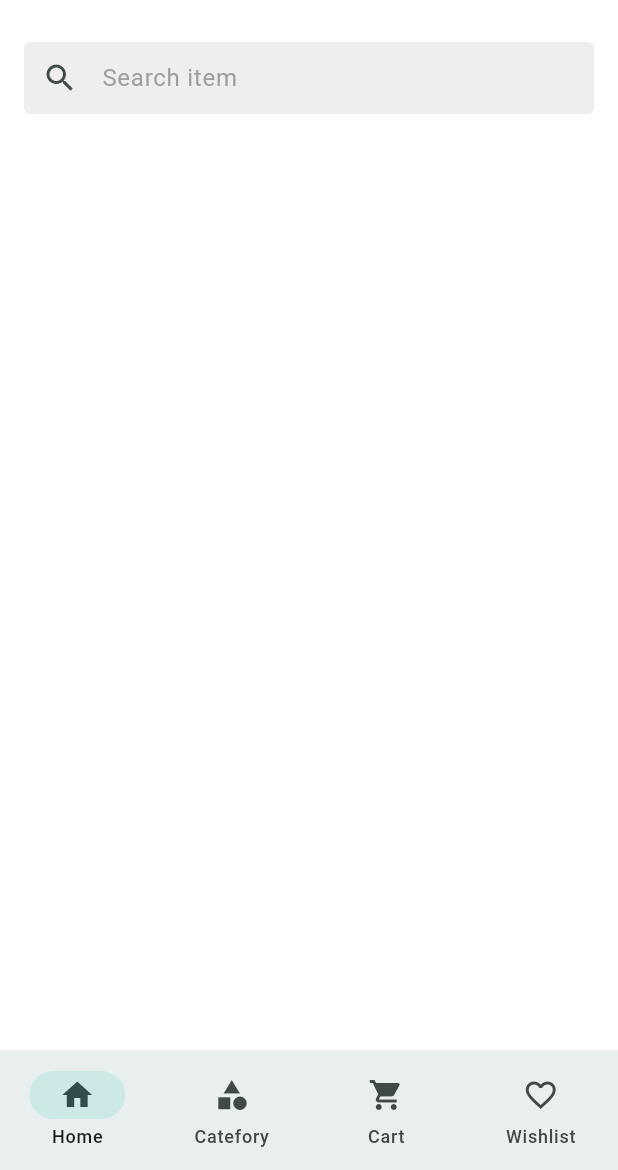
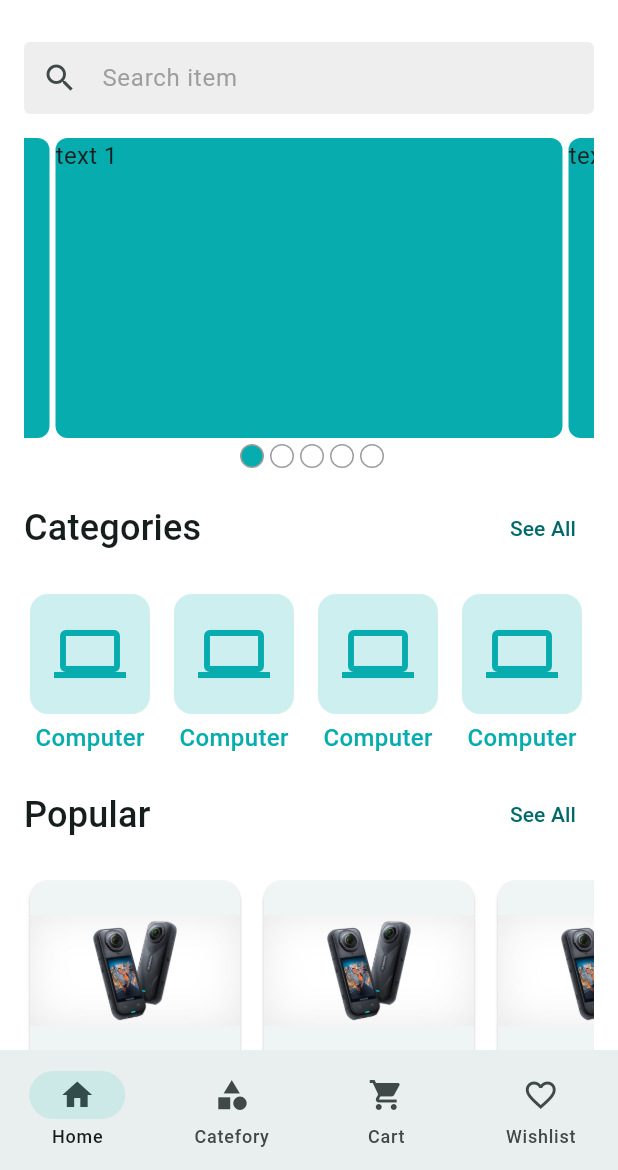
Before and after one commit to saem10/Ecommerce_App, a Flutter app: the screen it shows after launch, on a phone screen of 412 x 824 dp, the part 66-1236 px from its top. Run offline on Flutter 3.47's test engine with Material 3 defaults, Android fonts, the phone set to English and light mode, and no system bars; drawn by our look-alikes of carousel_slider; our stand-ins replace firebase_core, firebase_crashlytics, flutter_svg, get, pin_code_fields; accounts and stored records are empty.

Commit message:
Add home screen and category screen ui design

```diff
--- a/lib/app/app.dart
+++ b/lib/app/app.dart
@@ -1,8 +1,10 @@
 import 'package:e_commerce/app/app_colors.dart';
 import 'package:e_commerce/app/app_routes.dart';
+import 'package:e_commerce/app/controller_binder.dart';
 import 'package:flutter/material.dart';
 import 'package:flutter_localizations/flutter_localizations.dart';
 import '../l10n/app_localizations.dart';
+import 'package:get/get.dart';
 
 class CraftyBay extends StatefulWidget {
   const CraftyBay({super.key});
@@ -14,7 +16,7 @@ class CraftyBay extends StatefulWidget {
 class _CraftyBayState extends State<CraftyBay> {
   @override
   Widget build(BuildContext context) {
-    return MaterialApp(
+    return GetMaterialApp(
       initialRoute: '/',
       onGenerateRoute: AppRoutes.onGenerateRoute,
       theme: ThemeData(
@@ -73,6 +75,7 @@ class _CraftyBayState extends State<CraftyBay> {
         Locale('en'), // English
         Locale('bn'), // Bengali
       ],
+      initialBinding: ControllerBinder(),
     );
   }
 }
--- a/lib/app/assets_path.dart
+++ b/lib/app/assets_path.dart
@@ -2,4 +2,7 @@ class AssetsPath{
   static const String _imageBaseUrl = 'assets/images';
   static const String logoSvg = '$_imageBaseUrl/logo.svg';
   static const String logoNavSvg = '$_imageBaseUrl/logo_nav.svg';
+  static const String cameraPng = '$_imageBaseUrl/camera.png';
+  static const String dummy1Jpg = '$_imageBaseUrl/dummy1.jpg';
+  static const String dummy2Png = '$_imageBaseUrl/dummy2.png';
 }
--- /dev/null
+++ b/lib/app/controller_binder.dart
@@ -0,0 +1,9 @@
+import 'package:e_commerce/features/common/controllers/main_bottom_nav_bar_controller.dart';
+import 'package:get/get.dart';
+
+class ControllerBinder extends Bindings {
+  @override
+  void dependencies() {
+    Get.put(MainBottomNavBarController());
+  }
+}
--- /dev/null
+++ b/lib/features/categories/ui/screens/category_list_screen.dart
@@ -0,0 +1,46 @@
+import 'package:e_commerce/features/common/controllers/main_bottom_nav_bar_controller.dart';
+import 'package:e_commerce/features/common/ui/widget/category_item.dart';
+import 'package:flutter/material.dart';
+import 'package:get/get.dart';
+
+class CategoryListScreen extends StatefulWidget {
+  const CategoryListScreen({super.key});
+
+  static const String name = '/category-list-screen';
+
+  @override
+  State<CategoryListScreen> createState() => _CategoryListScreenState();
+}
+
+class _CategoryListScreenState extends State<CategoryListScreen> {
+  @override
+  Widget build(BuildContext context) {
+    return PopScope(
+      canPop: false,
+       onPopInvokedWithResult: (_, __ ){
+         Get.find<MainBottomNavBarController>().backToHome();
+       },
+      child: Scaffold(
+        appBar: AppBar(
+          leading: IconButton(
+            onPressed: () {
+              Get.find<MainBottomNavBarController>().backToHome();
+            },
+            icon: Icon(Icons.arrow_back_ios),
+          ),
+          title: const Text('Categories'),
+        ),
+        body: GridView.builder(
+          itemCount: 20,
+          gridDelegate: SliverGridDelegateWithFixedCrossAxisCount(
+            crossAxisCount: 4,
+            mainAxisSpacing: 16,
+          ),
+          itemBuilder: (context, index) {
+            return FittedBox(child: CategoryItem());
+          },
+        ),
+      ),
+    );
+  }
+}
--- /dev/null
+++ b/lib/features/common/controllers/main_bottom_nav_bar_controller.dart
@@ -0,0 +1,16 @@
+import 'package:get/get.dart';
+
+class MainBottomNavBarController extends GetxController{
+  int _selectedIndex = 0;
+  int get selectedIndex => _selectedIndex;
+  void changeIndex(int index){
+    _selectedIndex = index;
+    update();
+  }
+  void moveToCategory(){
+    changeIndex(1);
+  }
+  void backToHome(){
+    changeIndex(0);
+  }
+}
--- a/lib/features/common/ui/screens/main_bottom_nav_bar_screen.dart
+++ b/lib/features/common/ui/screens/main_bottom_nav_bar_screen.dart
@@ -1,5 +1,8 @@
+import 'package:e_commerce/features/categories/ui/screens/category_list_screen.dart';
+import 'package:e_commerce/features/common/controllers/main_bottom_nav_bar_controller.dart';
 import 'package:e_commerce/features/home/ui/screens/home_screen.dart';
 import 'package:flutter/material.dart';
+import 'package:get/get.dart';
 
 class MainBottomNavBarScreen extends StatefulWidget {
   const MainBottomNavBarScreen({super.key});
@@ -10,11 +13,10 @@ class MainBottomNavBarScreen extends StatefulWidget {
 }
 
 class _MainBottomNavBarScreenState extends State<MainBottomNavBarScreen> {
-  int _selectedIndex = 0;
 
   final List<Widget> _screens = [
     HomeScreen(),
-    HomeScreen(),
+    CategoryListScreen(),
     HomeScreen(),
     HomeScreen(),
   ];
@@ -22,13 +24,16 @@ class _MainBottomNavBarScreenState extends State<MainBottomNavBarScreen> {
   @override
   Widget build(BuildContext context) {
     return Scaffold(
-      body: _screens[_selectedIndex],
-      bottomNavigationBar: NavigationBar(
-        selectedIndex: _selectedIndex,
-        onDestinationSelected: (int index){
-          _selectedIndex = index;
-          setState(() {});
-        },
+      body: GetBuilder<MainBottomNavBarController>(
+        builder: (controller) {
+          return _screens[controller.selectedIndex];
+        }
+      ),
+      bottomNavigationBar: GetBuilder<MainBottomNavBarController>(
+        builder: (controller) {
+          return NavigationBar(
+            selectedIndex: controller.selectedIndex,
+            onDestinationSelected: controller.changeIndex,
             destinations: [
               NavigationDestination(icon: Icon(Icons.home), label: 'Home'),
               NavigationDestination(icon: Icon(Icons.category), label: 'Catefory'),
@@ -36,6 +41,8 @@ class _MainBottomNavBarScreenState extends State<MainBottomNavBarScreen> {
               NavigationDestination(icon: Icon(Icons.favorite_border),label: 'Wishlist',
               ),
             ],
+          );
+        }
       ),
     );
   }
--- /dev/null
+++ b/lib/features/common/ui/widget/category_item.dart
@@ -0,0 +1,31 @@
+import 'package:flutter/material.dart';
+import '../../../../app/app_colors.dart';
+
+class CategoryItem extends StatelessWidget {
+  const CategoryItem({
+    super.key,
+  });
+
+  @override
+  Widget build(BuildContext context) {
+    return Column(
+      children: [
+        Card(
+          color: AppColors.themColor.withOpacity(0.20),
+          elevation: 0,
+          child: Padding(
+            padding: const EdgeInsets.all(16.0),
+            child: const Icon(
+              Icons.computer, size: 48, color: AppColors.themColor,),
+          ),
+        ),
+        const Text('Computer',
+          style: TextStyle(
+              color: AppColors.themColor,
+              fontWeight: FontWeight.w500,
+              fontSize: 16),
+        )
+      ],
+    );
+  }
+}
--- a/lib/features/home/ui/screens/home_screen.dart
+++ b/lib/features/home/ui/screens/home_screen.dart
@@ -1,7 +1,13 @@
 import 'package:e_commerce/app/assets_path.dart';
+import 'package:e_commerce/features/common/controllers/main_bottom_nav_bar_controller.dart';
 import 'package:e_commerce/features/home/ui/widgets/app_bar_action_button.dart';
 import 'package:flutter/material.dart';
 import 'package:flutter_svg/flutter_svg.dart';
+import 'package:get/get.dart';
+import '../../../common/ui/widget/category_item.dart';
+import '../widgets/home_carousel_slider.dart';
+import '../widgets/product_card.dart';
+import '../widgets/section_header.dart';
 
 class HomeScreen extends StatefulWidget {
   const HomeScreen({super.key});
@@ -15,13 +21,79 @@ class _HomeScreenState extends State<HomeScreen> {
   Widget build(BuildContext context) {
     return Scaffold(
       appBar: _buildAppBar(),
-      body: Padding(
+      body: SingleChildScrollView(
+        child: Padding(
           padding: const EdgeInsets.all(16.0),
           child: Column(
             children: [
               _buildSearchTextField(),
+              SizedBox(height: 16),
+              const HomeCarouselSlider(),
+              SizedBox(height: 16),
+              SectionHeader(title: "Categories", onTapSeeAll: () {
+                Get.find<MainBottomNavBarController>().moveToCategory();
+              }),
+              SizedBox(height: 16),
+              _buildCategoriesSection(),
+              SizedBox(height: 16),
+              SectionHeader(title: "Popular", onTapSeeAll: () {}),
+              SizedBox(height: 16),
+              _buildProductSection(),
+              SizedBox(height: 16),
+              SectionHeader(title: "Special", onTapSeeAll: () {}),
+              SizedBox(height: 16),
+              _buildProductSection(),
+              SizedBox(height: 16),
+              SectionHeader(title: "New", onTapSeeAll: () {}),
+              SizedBox(height: 16),
+              _buildProductSection(),
             ],
           ),
+        ),
+      ),
+    );
+  }
+
+  Widget _buildProductSection() {
+    return SingleChildScrollView(
+      scrollDirection: Axis.horizontal,
+      child: Row(
+        spacing: 8,
+        children: [
+        ProductCard(),
+        ProductCard(),
+        ProductCard(),
+        ProductCard(),
+        ProductCard(),
+        ProductCard(),
+        ProductCard(),
+        ProductCard(),
+        ProductCard(),
+        ProductCard(),
+        ],
+      ),
+    );
+  }
+
+  Widget _buildCategoriesSection() {
+    return SingleChildScrollView(
+      scrollDirection: Axis.horizontal,
+      child: Row(
+        spacing: 8,
+        children: [
+          CategoryItem(),
+          CategoryItem(),
+          CategoryItem(),
+          CategoryItem(),
+          CategoryItem(),
+          CategoryItem(),
+          CategoryItem(),
+          CategoryItem(),
+          CategoryItem(),
+          CategoryItem(),
+          CategoryItem(),
+          CategoryItem(),
+        ],
       ),
     );
   }
@@ -34,16 +106,9 @@ class _HomeScreenState extends State<HomeScreen> {
         filled: true,
         hintText: 'Search item',
         prefixIcon: Icon(Icons.search),
-              border: OutlineInputBorder(
-                borderSide: BorderSide.none
-              ),
-              enabledBorder: OutlineInputBorder(
-                  borderSide: BorderSide.none
-              ),
-              focusedBorder: OutlineInputBorder(
-                  borderSide: BorderSide.none
-              ),
-
+        border: OutlineInputBorder(borderSide: BorderSide.none),
+        enabledBorder: OutlineInputBorder(borderSide: BorderSide.none),
+        focusedBorder: OutlineInputBorder(borderSide: BorderSide.none),
       ),
     );
   }
@@ -56,7 +121,10 @@ class _HomeScreenState extends State<HomeScreen> {
         SizedBox(width: 4),
         AppBarActionButton(icon: Icons.call, onTap: () {}),
         SizedBox(width: 4),
-        AppBarActionButton(icon: Icons.notifications_active_outlined, onTap: () {}),
+        AppBarActionButton(
+          icon: Icons.notifications_active_outlined,
+          onTap: () {},
+        ),
         SizedBox(width: 4),
       ],
     );
--- /dev/null
+++ b/lib/features/home/ui/widgets/home_carousel_slider.dart
@@ -0,0 +1,61 @@
+import 'package:carousel_slider/carousel_slider.dart';
+import 'package:e_commerce/app/app_colors.dart';
+import 'package:flutter/material.dart';
+
+class HomeCarouselSlider extends StatefulWidget {
+  const HomeCarouselSlider({super.key});
+  @override
+  State<HomeCarouselSlider> createState() => _HomeCarouselSliderState();
+}
+
+class _HomeCarouselSliderState extends State<HomeCarouselSlider> {
+  int _selectedSlider = 0;
+  @override
+  Widget build(BuildContext context) {
+    return Column(
+      children: [
+        CarouselSlider(
+          options: CarouselOptions(
+            height: 200,
+            viewportFraction: 0.9,
+            onPageChanged: (index, reason){
+              _selectedSlider = index;
+              setState(() {});
+            },
+          ),
+          items: [1, 2, 3, 4, 5].map((i) {
+            return Builder(
+              builder: (BuildContext context) {
+                return Container(
+                  width: MediaQuery.of(context).size.width,
+                  margin: EdgeInsets.symmetric(horizontal: 2.0),
+                  decoration: BoxDecoration(
+                    color: AppColors.themColor,
+                    borderRadius: BorderRadius.circular(8),
+                  ),
+                  child: Text('text $i', style: TextStyle(fontSize: 16.0)),
+                );
+              },
+            );
+          }).toList(),
+        ),
+        SizedBox(height: 4),
+        Row(
+            mainAxisAlignment: MainAxisAlignment.center,
+            children: [
+          for (int i = 0; i < 5; i++)
+            Container(
+              height: 16,
+              width: 16,
+              margin: EdgeInsets.only(left: 4),
+              decoration: BoxDecoration(
+                  borderRadius: BorderRadius.circular(20),
+                  border: Border.all(color: Colors.grey),
+                  color: _selectedSlider == i ? AppColors.themColor : Colors.white,
+                ),
+            )
+        ]),
+      ],
+    );
+  }
+}
--- /dev/null
+++ b/lib/features/home/ui/widgets/product_card.dart
@@ -0,0 +1,86 @@
+import 'package:flutter/material.dart';
+import '../../../../app/app_colors.dart';
+import '../../../../app/assets_path.dart';
+
+class ProductCard extends StatelessWidget {
+  const ProductCard({
+    super.key,
+  });
+
+  @override
+  Widget build(BuildContext context) {
+    return Card(
+      //color: Colors.white,
+      child: SizedBox(
+        width: 140,
+        child: Column(
+          children: [
+            Container(
+              height: 120,
+              width: 1400,
+              decoration: BoxDecoration(
+                //color: AppColors.themColor.withOpacity(0.15),
+                borderRadius: BorderRadius.only(
+                  topLeft: Radius.circular(8),
+                  topRight: Radius.circular(8),
+                ),
+                image: DecorationImage(
+                  image: AssetImage(AssetsPath.dummy1Jpg),
+                  fit: BoxFit.scaleDown,
+                ),
+              ),
+            ),
+            Padding(
+              padding: const EdgeInsets.all(8.0),
+              child: Column(
+                children: [
+                  Text(
+                    'Insta 360 X5',
+                    maxLines: 1,
+                    style: TextStyle(overflow: TextOverflow.ellipsis),
+                  ),
+                  Row(
+                    mainAxisAlignment: MainAxisAlignment.spaceBetween,
+                    children: [
+                      Text(
+                        '100৳',
+                        style: TextStyle(
+                          color: AppColors.themColor,
+                          fontWeight: FontWeight.w600,
+                        ),
+                      ),
+                      Wrap(
+                        children: [
+                          Icon(
+                            Icons.star,
+                            size: 18,
+                            color: Colors.orange,
+                          ),
+                          Text('4.2'),
+                        ],
+                      ),
+                      Padding(
+                        padding: const EdgeInsets.all(2.0),
+                        child: Card(
+                          color: AppColors.themColor,
+                          shape: RoundedRectangleBorder(
+                            borderRadius: BorderRadius.circular(2),
+                          ),
+                          child: Icon(
+                            Icons.favorite_border,
+                            size: 14,
+                            color: Colors.white,
+                          ),
+                        ),
+                      ),
+                    ],
+                  ),
+                ],
+              ),
+            ),
+          ],
+        ),
+      ),
+    );
+  }
+}
--- /dev/null
+++ b/lib/features/home/ui/widgets/section_header.dart
@@ -0,0 +1,24 @@
+import 'package:flutter/material.dart';
+
+class SectionHeader extends StatelessWidget {
+  const SectionHeader({
+    super.key,
+    required this.title,
+    required this.onTapSeeAll,
+  });
+
+  final String title;
+  final VoidCallback onTapSeeAll;
+
+  @override
+  Widget build(BuildContext context) {
+    TextTheme textTheme = Theme.of(context).textTheme;
+    return Row(
+      mainAxisAlignment: MainAxisAlignment.spaceBetween,
+      children: [
+        Text(title, style: textTheme.titleMedium?.copyWith(fontSize: 24)),
+        TextButton(onPressed: onTapSeeAll, child: Text("See All")),
+      ],
+    );
+  }
+}
--- a/pubspec.yaml
+++ b/pubspec.yaml
@@ -23,6 +23,8 @@ dependencies:
   firebase_crashlytics: ^5.0.3
   firebase_analytics: ^12.0.3
   pin_code_fields: ^8.0.1
+  carousel_slider: ^5.1.1
+  get: ^4.7.2
 
 
 
@@ -33,6 +35,7 @@ dev_dependencies:
   flutter_lints: ^5.0.0
 
 
+
 flutter:
   generate: true
   uses-material-design: true
```
Also changed, not shown: assets/images/camera.png (added), assets/images/dummy1.jpg (added), pubspec.lock. Lines whose indentation alone changed are shown as unchanged.
